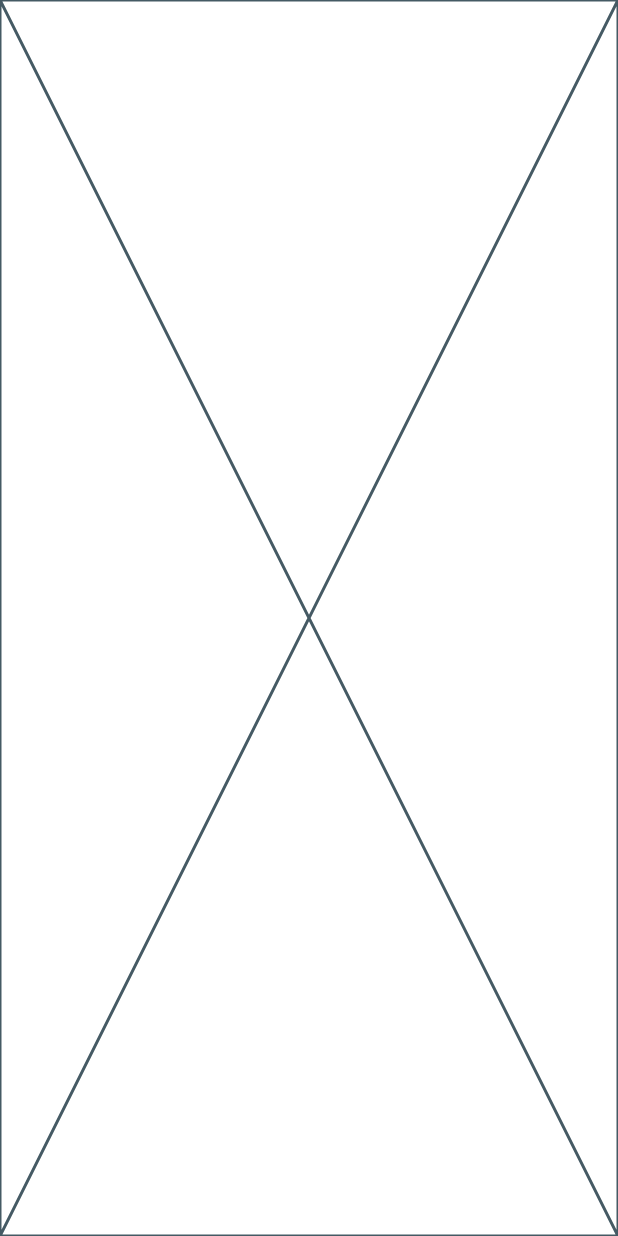
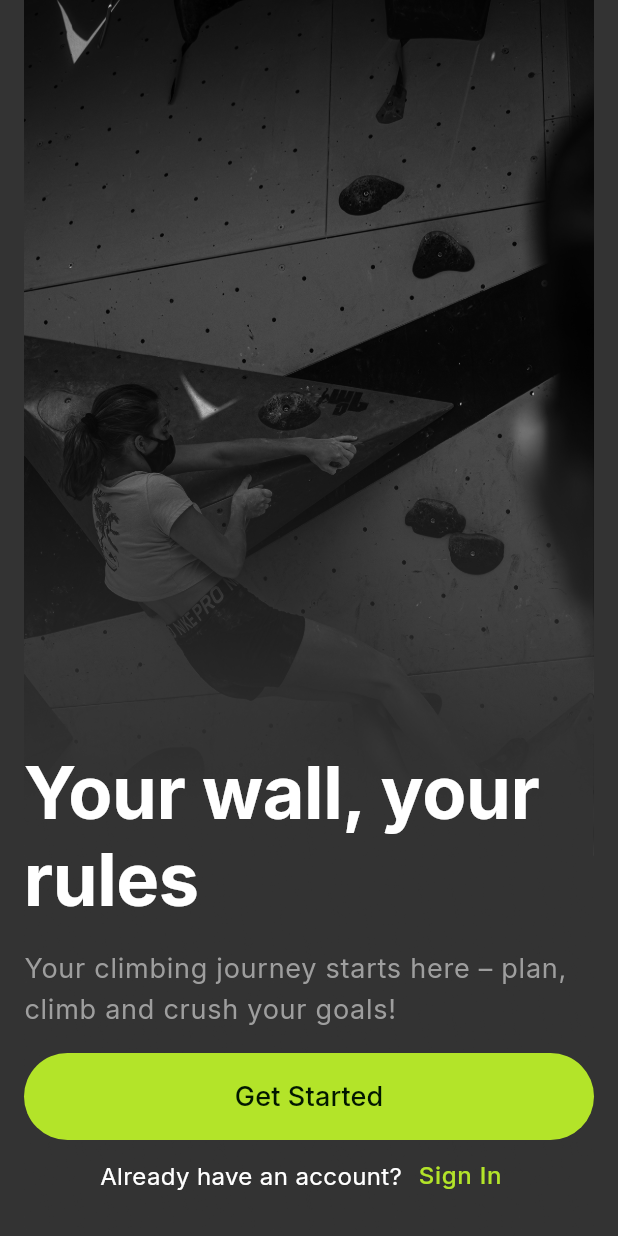
Before and after one commit to jtrznadel/bouldee, a Flutter app: the screen it shows after launch, on a phone screen of 412 x 824 dp. Run offline on Flutter 3.47's test engine with Material 3 defaults, Android fonts, the phone set to English and light mode, and no system bars; our stand-ins replace auto_route, bloc, google_fonts; generated files the repository leaves out were written again.

Commit message:
init routing config with onboarding page

```diff
--- /dev/null
+++ b/lib/app/constants/app_colors.dart
@@ -0,0 +1,15 @@
+import 'dart:ui';
+
+class AppColors {
+  const AppColors._();
+
+  static const primary = Color(0xFFB3E429);
+
+  static const background = Color(0xFF333333);
+
+  static const textLight = Color(0xFFFFFFFF);
+
+  static const textPrimary = Color(0xFF021700);
+
+  static const textSecondary = Color(0xFF9E9E9E);
+}
--- /dev/null
+++ b/lib/app/extensions/context_extensions.dart
@@ -0,0 +1,6 @@
+import 'package:flutter/material.dart';
+
+extension ContextExtensions on BuildContext {
+  ThemeData get theme => Theme.of(this);
+  TextTheme get textTheme => theme.textTheme;
+}
--- /dev/null
+++ b/lib/app/routing/app_router.dart
@@ -0,0 +1,22 @@
+import 'package:auto_route/auto_route.dart';
+import 'package:bouldee/app/routing/app_router.gr.dart';
+
+@AutoRouterConfig()
+class AppRouter extends RootStackRouter {
+  @override
+  List<AutoRoute> get routes => [
+        // AutoRoute(
+        //   page: MainNavigationRoute.page,
+        //   initial: true,
+        //   guards: [AuthGuard()],
+        //   children: [
+        //     AutoRoute(page: HomeRoute.page),
+        //     AutoRoute(page: ExploreRoute.page),
+        //     AutoRoute(page: VoyRoute.page),
+        //     AutoRoute(page: TripsRoute.page),
+        //     AutoRoute(page: ProfileRoute.page),
+        //   ],
+        // ),
+        AutoRoute(page: OnboardingRoute.page, initial: true),
+      ];
+}
--- /dev/null
+++ b/lib/app/theme/app_text_theme.dart
@@ -0,0 +1,75 @@
+import 'package:bouldee/app/constants/app_colors.dart';
+import 'package:flutter/material.dart';
+import 'package:google_fonts/google_fonts.dart';
+
+TextTheme textTheme = TextTheme(
+  displayLarge: GoogleFonts.inter(
+    fontWeight: FontWeight.w700,
+    fontSize: 48,
+    height: 1.2,
+    color: AppColors.textPrimary,
+  ),
+  displayMedium: GoogleFonts.inter(
+    fontSize: 36,
+    fontWeight: FontWeight.w700,
+    height: 1.2,
+    color: AppColors.textPrimary,
+  ),
+  displaySmall: GoogleFonts.inter(
+    fontSize: 32,
+    fontWeight: FontWeight.w700,
+    height: 1.2,
+    color: AppColors.textPrimary,
+  ),
+  headlineLarge: GoogleFonts.inter(
+    fontWeight: FontWeight.w700,
+    fontSize: 32,
+    height: 1.2,
+    color: AppColors.textPrimary,
+  ),
+  headlineMedium: GoogleFonts.inter(
+    fontSize: 24,
+    fontWeight: FontWeight.w700,
+    height: 1.2,
+    color: AppColors.textPrimary,
+  ),
+  headlineSmall: GoogleFonts.inter(
+    fontSize: 18,
+    fontWeight: FontWeight.w700,
+    height: 1.2,
+    color: AppColors.textPrimary,
+  ),
+  bodyLarge: GoogleFonts.inter(
+    fontSize: 18,
+    fontWeight: FontWeight.w400,
+    height: 1.5,
+    color: AppColors.textPrimary,
+  ),
+  bodyMedium: GoogleFonts.inter(
+    fontSize: 16,
+    fontWeight: FontWeight.w400,
+    height: 1.5,
+    color: AppColors.textPrimary,
+  ),
+  bodySmall: GoogleFonts.inter(
+    fontSize: 14,
+    fontWeight: FontWeight.w400,
+    height: 1.5,
+    color: AppColors.textPrimary,
+  ),
+  labelLarge: GoogleFonts.inter(
+    fontSize: 18,
+    fontWeight: FontWeight.w500,
+    color: AppColors.textPrimary,
+  ),
+  labelMedium: GoogleFonts.inter(
+    fontSize: 16,
+    fontWeight: FontWeight.w500,
+    color: AppColors.textPrimary,
+  ),
+  labelSmall: GoogleFonts.inter(
+    fontSize: 12,
+    fontWeight: FontWeight.w500,
+    color: AppColors.textPrimary,
+  ),
+);
--- /dev/null
+++ b/lib/app/theme/app_theme.dart
@@ -0,0 +1,20 @@
+import 'package:bouldee/app/constants/app_colors.dart';
+import 'package:bouldee/app/theme/app_text_theme.dart';
+import 'package:flutter/material.dart';
+
+class AppTheme {
+  const AppTheme._();
+
+  static ThemeData theme = ThemeData(
+    brightness: Brightness.dark,
+    appBarTheme: AppBarTheme(
+      backgroundColor: AppColors.background,
+      elevation: 0,
+      scrolledUnderElevation: 0,
+      titleTextStyle: textTheme.labelLarge,
+      centerTitle: true,
+    ),
+    scaffoldBackgroundColor: AppColors.background,
+    textTheme: textTheme,
+  );
+}
--- a/lib/app/view/app.dart
+++ b/lib/app/view/app.dart
@@ -1,3 +1,5 @@
+import 'package:bouldee/app/routing/app_router.dart';
+import 'package:bouldee/app/theme/app_theme.dart';
 import 'package:bouldee/l10n/l10n.dart';
 import 'package:flutter/material.dart';
 
@@ -6,16 +8,13 @@ class App extends StatelessWidget {
 
   @override
   Widget build(BuildContext context) {
-    return MaterialApp(
-      theme: ThemeData(
-        appBarTheme: AppBarTheme(
-          backgroundColor: Theme.of(context).colorScheme.inversePrimary,
-        ),
-        useMaterial3: true,
-      ),
+    final router = AppRouter();
+    return MaterialApp.router(
+      debugShowCheckedModeBanner: false,
+      theme: AppTheme.theme,
       localizationsDelegates: AppLocalizations.localizationsDelegates,
       supportedLocales: AppLocalizations.supportedLocales,
-      home: const Placeholder(),
+      routerConfig: router.config(),
     );
   }
 }
--- /dev/null
+++ b/lib/app/widgets/app_button.dart
@@ -0,0 +1,43 @@
+import 'package:bouldee/app/constants/app_colors.dart';
+import 'package:bouldee/app/extensions/context_extensions.dart';
+import 'package:flutter/material.dart';
+
+class AppButton extends StatelessWidget {
+  const AppButton({
+    required this.text,
+    required this.onPressed,
+    this.color = AppColors.primary,
+    this.textColor = AppColors.textPrimary,
+    super.key,
+  });
+
+  final Color color;
+  final Color textColor;
+  final String text;
+  final VoidCallback onPressed;
+
+  @override
+  Widget build(BuildContext context) {
+    return Material(
+      borderRadius: BorderRadius.circular(999),
+      color: color,
+      child: InkWell(
+        borderRadius: BorderRadius.circular(999),
+        onTap: onPressed,
+        child: Container(
+          width: double.infinity,
+          padding: const EdgeInsets.symmetric(vertical: 16),
+          decoration: BoxDecoration(
+            borderRadius: BorderRadius.circular(999),
+          ),
+          child: Center(
+            child: Text(
+              text,
+              style: context.textTheme.labelLarge,
+            ),
+          ),
+        ),
+      ),
+    );
+  }
+}
--- /dev/null
+++ b/lib/features/onboarding/views/onboarding_page.dart
@@ -0,0 +1,78 @@
+import 'package:auto_route/auto_route.dart';
+import 'package:bouldee/app/constants/app_colors.dart';
+import 'package:bouldee/app/extensions/context_extensions.dart';
+import 'package:bouldee/app/widgets/app_button.dart';
+import 'package:flutter/material.dart';
+
+@RoutePage()
+class OnboardingPage extends StatelessWidget {
+  const OnboardingPage({super.key});
+
+  @override
+  Widget build(BuildContext context) {
+    return Scaffold(
+      backgroundColor: AppColors.background,
+      body: Stack(
+        children: [
+          Positioned.fill(
+            child: Image.asset(
+              'assets/images/bouldee_onboarding.png',
+              fit: BoxFit.fitHeight,
+            ),
+          ),
+          Positioned(
+            bottom: 16,
+            left: 16,
+            right: 16,
+            child: Column(
+              spacing: 16,
+              crossAxisAlignment: CrossAxisAlignment.start,
+              children: [
+                Text(
+                  'Your wall, your rules',
+                  style: context.textTheme.displayLarge?.copyWith(
+                    color: AppColors.textLight,
+                  ),
+                ),
+                Text(
+                  'Your climbing journey starts here – plan, climb and crush your goals!',
+                  style: context.textTheme.bodyLarge?.copyWith(
+                    color: AppColors.textSecondary,
+                  ),
+                ),
+                Column(
+                  children: [
+                    AppButton(
+                      text: 'Get Started',
+                      onPressed: () {},
+                    ),
+                    Row(
+                      mainAxisAlignment: MainAxisAlignment.center,
+                      children: [
+                        Text(
+                          'Already have an account?',
+                          style: context.textTheme.bodyMedium?.copyWith(
+                            color: AppColors.textLight,
+                          ),
+                        ),
+                        TextButton(
+                          onPressed: () {},
+                          child: Text(
+                            'Sign In',
+                            style: context.textTheme.labelMedium?.copyWith(
+                              color: AppColors.primary,
+                            ),
+                          ),
+                        ),
+                      ],
+                    ),
+                  ],
+                ),
+              ],
+            ),
+          ),
+        ],
+      ),
+    );
+  }
+}
--- a/pubspec.yaml
+++ b/pubspec.yaml
@@ -39,3 +39,6 @@ dev_dependencies:
 flutter:
   uses-material-design: true
   generate: true
+
+  assets:
+    - assets/images/
```
Also changed, not shown: assets/images/bouldee_onboarding.png (added), lib/app/routing/app_router.gr.dart (added), 7 other files.
